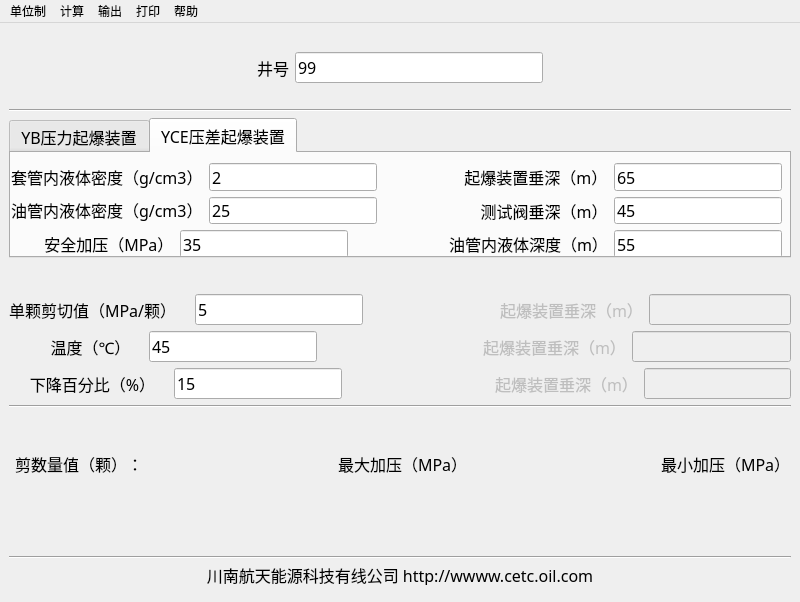
kurcoy/cetc, file 02_python/ShearPinCalc/MainWindow.ui: the form before one commit.
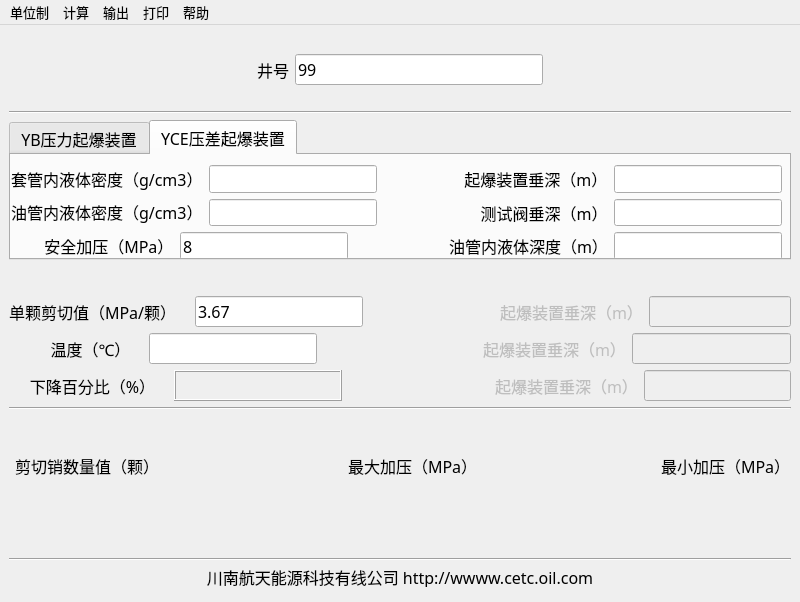
The form after the commit. The open tabs and pages were chosen to show the change.

The edit to the form file:
```diff
--- a/02_python/ShearPinCalc/MainWindow.ui
+++ b/02_python/ShearPinCalc/MainWindow.ui
@@ -416,7 +416,7 @@
               </font>
              </property>
              <property name="text">
-              <string>2</string>
+              <string/>
              </property>
             </widget>
            </item>
@@ -476,7 +476,7 @@
               </font>
              </property>
              <property name="text">
-              <string>65</string>
+              <string/>
              </property>
             </widget>
            </item>
@@ -518,7 +518,7 @@
               </font>
              </property>
              <property name="text">
-              <string>25</string>
+              <string/>
              </property>
             </widget>
            </item>
@@ -578,7 +578,7 @@
               </font>
              </property>
              <property name="text">
-              <string>45</string>
+              <string/>
              </property>
             </widget>
            </item>
@@ -620,7 +620,7 @@
               </font>
              </property>
              <property name="text">
-              <string>35</string>
+              <string>8</string>
              </property>
             </widget>
            </item>
@@ -680,7 +680,7 @@
               </font>
              </property>
              <property name="text">
-              <string>55</string>
+              <string/>
              </property>
             </widget>
            </item>
@@ -745,7 +745,7 @@
            </font>
           </property>
           <property name="text">
-           <string>5</string>
+           <string>3.67</string>
           </property>
          </widget>
         </item>
@@ -838,7 +838,7 @@
            </font>
           </property>
           <property name="text">
-           <string>45</string>
+           <string/>
           </property>
          </widget>
         </item>
@@ -917,7 +917,7 @@
          </widget>
         </item>
         <item>
-         <widget class="QLineEdit" name="output_1">
+         <widget class="QLabel" name="output_1">
           <property name="minimumSize">
            <size>
             <width>168</width>
@@ -930,8 +930,14 @@
             <pointsize>12</pointsize>
            </font>
           </property>
+          <property name="frameShape">
+           <enum>QFrame::Box</enum>
+          </property>
+          <property name="frameShadow">
+           <enum>QFrame::Raised</enum>
+          </property>
           <property name="text">
-           <string>15</string>
+           <string/>
           </property>
          </widget>
         </item>
@@ -1059,7 +1065,7 @@
         </property>
         <property name="minimumSize">
          <size>
-          <width>130</width>
+          <width>150</width>
           <height>10</height>
          </size>
         </property>
@@ -1076,7 +1082,7 @@
          </font>
         </property>
         <property name="text">
-         <string>剪数量值（颗）：</string>
+         <string>剪切销数量值（颗）：</string>
         </property>
        </widget>
       </item>
@@ -1625,9 +1631,15 @@
      <x>0</x>
      <y>0</y>
      <width>800</width>
-     <height>23</height>
+     <height>19</height>
     </rect>
    </property>
+   <property name="font">
+    <font>
+     <family>SimSun-ExtB</family>
+     <pointsize>10</pointsize>
+    </font>
+   </property>
    <widget class="QMenu" name="menu">
     <property name="title">
      <string>单位制</string>
```
Left out of the diff: 44 changed lines with no effect on the pictures.
